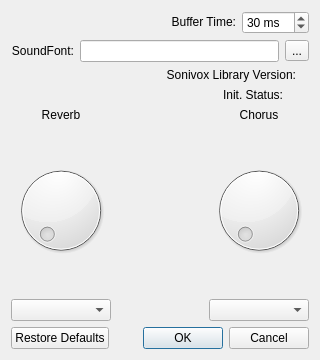
The window that library/widgets/sonivoxsettingsdialog.ui (pedrolcl/drumstick) describes before a commit, drawn with Qt 5.
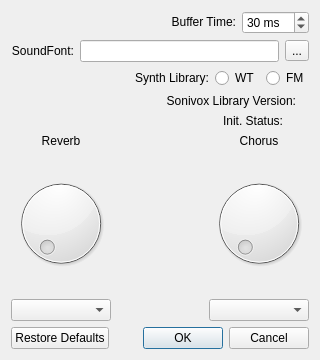
The same window after the commit. Icons and pictures are not drawn.

Commit message: sonivox backend: user selectable FM and WT synths

The edit to the form file:
```diff
--- a/library/widgets/sonivoxsettingsdialog.ui
+++ b/library/widgets/sonivoxsettingsdialog.ui
@@ -24,6 +24,30 @@
     <normaloff>:/icon.png</normaloff>:/icon.png</iconset>
   </property>
   <layout class="QGridLayout" name="gridLayout">
+   <item row="7" column="0">
+    <widget class="QDial" name="dial_Reverb">
+     <property name="maximum">
+      <number>32765</number>
+     </property>
+    </widget>
+   </item>
+   <item row="6" column="2">
+    <widget class="QLabel" name="lblChorus">
+     <property name="text">
+      <string>Chorus</string>
+     </property>
+     <property name="alignment">
+      <set>Qt::AlignmentFlag::AlignCenter</set>
+     </property>
+    </widget>
+   </item>
+   <item row="7" column="2">
+    <widget class="QDial" name="dial_Chorus">
+     <property name="maximum">
+      <number>32765</number>
+     </property>
+    </widget>
+   </item>
    <item row="1" column="0" colspan="3">
     <layout class="QHBoxLayout" name="horizontalLayout_2">
      <item>
@@ -32,7 +56,7 @@
         <string>SoundFont:</string>
        </property>
        <property name="alignment">
-        <set>Qt::AlignRight|Qt::AlignTrailing|Qt::AlignVCenter</set>
+        <set>Qt::AlignmentFlag::AlignRight|Qt::AlignmentFlag::AlignTrailing|Qt::AlignmentFlag::AlignVCenter</set>
        </property>
        <property name="buddy">
         <cstring>soundfont_dls</cstring>
@@ -61,67 +85,56 @@
      </item>
     </layout>
    </item>
-   <item row="2" column="0" colspan="3">
-    <layout class="QHBoxLayout" name="horizontalLayout_4">
-     <item>
-      <widget class="QLabel" name="lblLibraryLabel">
-       <property name="sizePolicy">
-        <sizepolicy hsizetype="Expanding" vsizetype="Fixed">
-         <horstretch>0</horstretch>
-         <verstretch>0</verstretch>
-        </sizepolicy>
-       </property>
-       <property name="text">
-        <string>Sonivox Library Version:</string>
-       </property>
-       <property name="alignment">
-        <set>Qt::AlignRight|Qt::AlignTrailing|Qt::AlignVCenter</set>
-       </property>
-      </widget>
-     </item>
-     <item>
-      <widget class="QLabel" name="lblLibraryText">
-       <property name="sizePolicy">
-        <sizepolicy hsizetype="Minimum" vsizetype="Fixed">
-         <horstretch>0</horstretch>
-         <verstretch>0</verstretch>
-        </sizepolicy>
-       </property>
-      </widget>
-     </item>
-    </layout>
-   </item>
-   <item row="4" column="0">
+   <item row="6" column="0">
     <widget class="QLabel" name="lblReverb">
      <property name="text">
       <string>Reverb</string>
      </property>
      <property name="alignment">
-      <set>Qt::AlignCenter</set>
+      <set>Qt::AlignmentFlag::AlignCenter</set>
      </property>
     </widget>
    </item>
-   <item row="4" column="2">
-    <widget class="QLabel" name="lblChorus">
+   <item row="0" column="0" colspan="3">
+    <layout class="QHBoxLayout" name="horizontalLayout_1">
+     <item>
+      <widget class="QLabel" name="lblBufferTime">
+       <property name="sizePolicy">
+        <sizepolicy hsizetype="Expanding" vsizetype="Fixed">
+         <horstretch>0</horstretch>
+         <verstretch>0</verstretch>
+        </sizepolicy>
+       </property>
      <property name="text">
-      <string>Chorus</string>
+        <string>Buffer Time:</string>
      </property>
      <property name="alignment">
-      <set>Qt::AlignCenter</set>
+        <set>Qt::AlignmentFlag::AlignRight|Qt::AlignmentFlag::AlignTrailing|Qt::AlignmentFlag::AlignVCenter</set>
      </property>
     </widget>
    </item>
-   <item row="5" column="0">
-    <widget class="QDial" name="dial_Reverb">
+     <item>
+      <widget class="QSpinBox" name="spnTime">
+       <property name="suffix">
+        <string> ms</string>
+       </property>
+       <property name="minimum">
+        <number>10</number>
+       </property>
      <property name="maximum">
-      <number>32765</number>
+        <number>200</number>
+       </property>
+       <property name="value">
+        <number>30</number>
      </property>
     </widget>
    </item>
-   <item row="5" column="1">
+    </layout>
+   </item>
+   <item row="7" column="1">
     <spacer name="verticalSpacer">
      <property name="orientation">
-      <enum>Qt::Vertical</enum>
+      <enum>Qt::Orientation::Vertical</enum>
      </property>
      <property name="sizeHint" stdset="0">
       <size>
@@ -131,30 +144,10 @@
      </property>
     </spacer>
    </item>
-   <item row="5" column="2">
-    <widget class="QDial" name="dial_Chorus">
-     <property name="maximum">
-      <number>32765</number>
-     </property>
-    </widget>
-   </item>
-   <item row="6" column="0">
+   <item row="8" column="0">
     <widget class="QComboBox" name="combo_Reverb"/>
    </item>
-   <item row="6" column="2">
-    <widget class="QComboBox" name="combo_Chorus"/>
-   </item>
-   <item row="7" column="0" colspan="3">
-    <widget class="QDialogButtonBox" name="buttonBox">
-     <property name="orientation">
-      <enum>Qt::Horizontal</enum>
-     </property>
-     <property name="standardButtons">
-      <set>QDialogButtonBox::Cancel|QDialogButtonBox::Ok|QDialogButtonBox::RestoreDefaults</set>
-     </property>
-    </widget>
-   </item>
-   <item row="3" column="0" colspan="3">
+   <item row="4" column="0" colspan="3">
     <layout class="QHBoxLayout" name="horizontalLayout_3">
      <item>
       <widget class="QLabel" name="lblStatusLabel">
@@ -168,7 +161,7 @@
         <string>Init. Status:</string>
        </property>
        <property name="alignment">
-        <set>Qt::AlignRight|Qt::AlignTrailing|Qt::AlignVCenter</set>
+        <set>Qt::AlignmentFlag::AlignRight|Qt::AlignmentFlag::AlignTrailing|Qt::AlignmentFlag::AlignVCenter</set>
        </property>
       </widget>
      </item>
@@ -194,10 +187,10 @@
      </item>
     </layout>
    </item>
-   <item row="0" column="0" colspan="3">
-    <layout class="QHBoxLayout" name="horizontalLayout_1">
+   <item row="3" column="0" colspan="3">
+    <layout class="QHBoxLayout" name="horizontalLayout_4">
      <item>
-      <widget class="QLabel" name="lblBufferTime">
+      <widget class="QLabel" name="lblLibraryLabel">
        <property name="sizePolicy">
         <sizepolicy hsizetype="Expanding" vsizetype="Fixed">
          <horstretch>0</horstretch>
@@ -205,27 +198,74 @@
         </sizepolicy>
        </property>
        <property name="text">
-        <string>Buffer Time:</string>
+        <string>Sonivox Library Version:</string>
        </property>
        <property name="alignment">
-        <set>Qt::AlignRight|Qt::AlignTrailing|Qt::AlignVCenter</set>
+        <set>Qt::AlignmentFlag::AlignRight|Qt::AlignmentFlag::AlignTrailing|Qt::AlignmentFlag::AlignVCenter</set>
        </property>
       </widget>
      </item>
      <item>
-      <widget class="QSpinBox" name="spnTime">
-       <property name="suffix">
-        <string> ms</string>
+      <widget class="QLabel" name="lblLibraryText">
+       <property name="sizePolicy">
+        <sizepolicy hsizetype="Minimum" vsizetype="Fixed">
+         <horstretch>0</horstretch>
+         <verstretch>0</verstretch>
+        </sizepolicy>
        </property>
-       <property name="minimum">
-        <number>10</number>
-       </property>
-       <property name="maximum">
-        <number>200</number>
-       </property>
-       <property name="value">
-        <number>30</number>
+      </widget>
+     </item>
+    </layout>
+   </item>
+   <item row="9" column="0" colspan="3">
+    <widget class="QDialogButtonBox" name="buttonBox">
+     <property name="orientation">
+      <enum>Qt::Orientation::Horizontal</enum>
+     </property>
+     <property name="standardButtons">
+      <set>QDialogButtonBox::StandardButton::Cancel|QDialogButtonBox::StandardButton::Ok|QDialogButtonBox::StandardButton::RestoreDefaults</set>
+     </property>
+    </widget>
+   </item>
+   <item row="8" column="2">
+    <widget class="QComboBox" name="combo_Chorus"/>
+   </item>
+   <item row="2" column="0" colspan="3">
+    <layout class="QHBoxLayout" name="horizontalLayout">
+     <item>
+      <widget class="QLabel" name="lblSynthLib">
+       <property name="sizePolicy">
+        <sizepolicy hsizetype="Expanding" vsizetype="Fixed">
+         <horstretch>0</horstretch>
+         <verstretch>0</verstretch>
+        </sizepolicy>
        </property>
+       <property name="text">
+        <string>Synth Library:</string>
+       </property>
+       <property name="alignment">
+        <set>Qt::AlignmentFlag::AlignRight|Qt::AlignmentFlag::AlignTrailing|Qt::AlignmentFlag::AlignVCenter</set>
+       </property>
+      </widget>
+     </item>
+     <item>
+      <widget class="QRadioButton" name="rbWT">
+       <property name="text">
+        <string>WT</string>
+       </property>
+       <attribute name="buttonGroup">
+        <string notr="true">bgSynthLib</string>
+       </attribute>
+      </widget>
+     </item>
+     <item>
+      <widget class="QRadioButton" name="rbFM">
+       <property name="text">
+        <string>FM</string>
+       </property>
+       <attribute name="buttonGroup">
+        <string notr="true">bgSynthLib</string>
+       </attribute>
       </widget>
      </item>
     </layout>
```
Left out of the diff: 7 changed lines with no effect on the pictures. Lines whose indentation alone changed are shown as unchanged. The commit also changes 5 other files.
